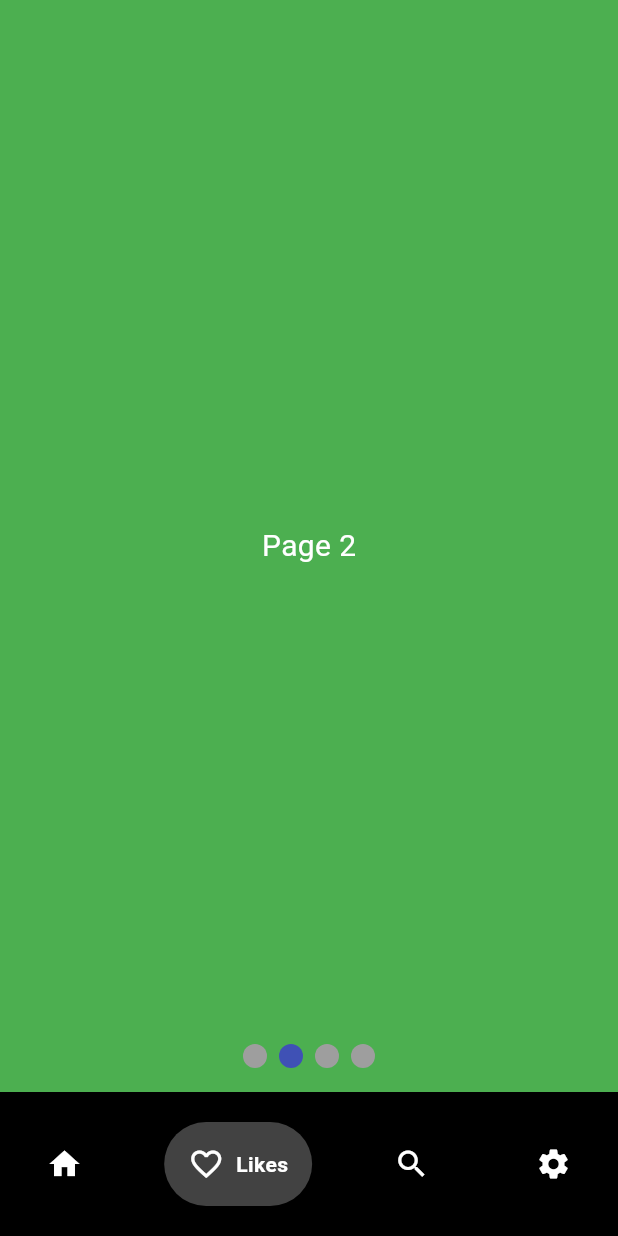
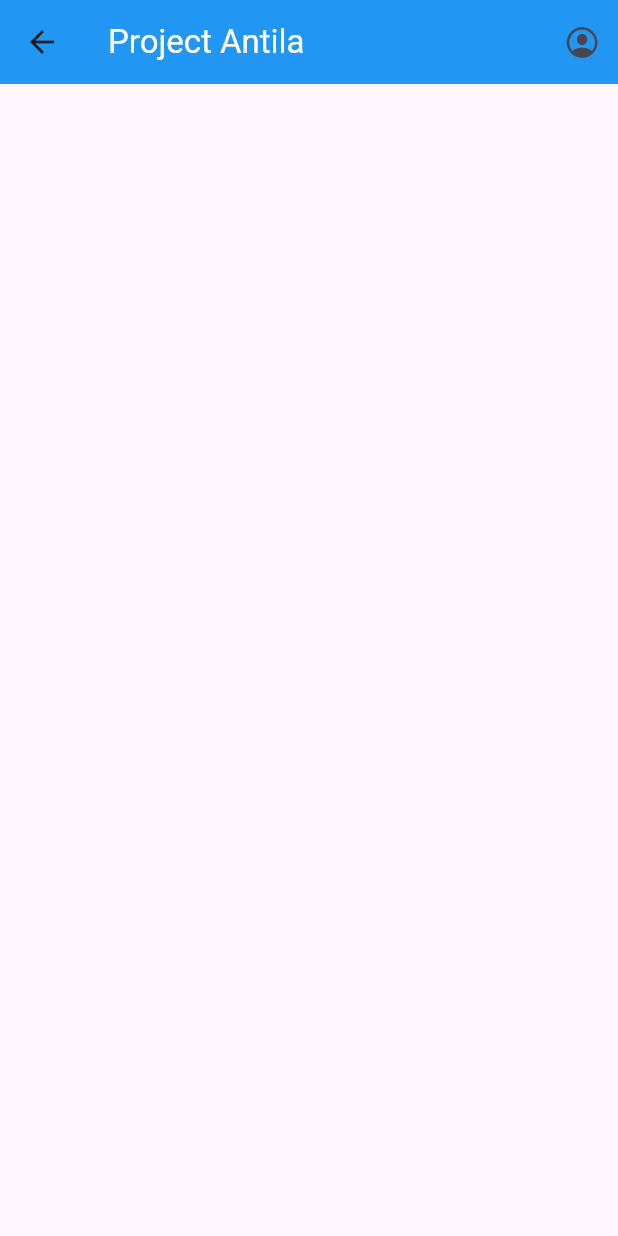
Before and after one commit to PriyathikGit/flutter-demo, a Flutter app: the Homepage screen opened directly, item 2 of the bottom bar chosen, on a phone screen of 412 x 824 dp. Run offline on Flutter 3.47's test engine with Material 3 defaults, Android fonts, the phone set to English and light mode, and no system bars; drawn by our look-alikes of google_nav_bar, smooth_page_indicator.

Commit message:
new changes

```diff
--- a/lib/pages/homepage.dart
+++ b/lib/pages/homepage.dart
@@ -1,73 +1,5 @@
-// import 'package:flutter/material.dart';
-// import 'package:google_nav_bar/google_nav_bar.dart';
-// import 'package:smooth_page_indicator/smooth_page_indicator.dart';
-
-// class Homepage extends StatefulWidget {
-//   const Homepage({super.key});
-
-//   @override
-//   State<Homepage> createState() => _HomepageState();
-// }
-
-// class _HomepageState extends State<Homepage> {
-//   final PageController _controller = PageController();
-//   @override
-//   Widget build(BuildContext context) {
-//     return Scaffold(
-//       body: Stack(
-//         children: [
-//           PageView(
-//             onPageChanged: (index) => {
-//               setState(() {
-//                 _controller.jumpToPage(index);
-//               })
-//             },
-//           )
-//         ],
-
-//       ),
-
-//       bottomNavigationBar: Container(
-//         color: Colors.black,
-//         child: Padding(
-//           padding: const EdgeInsets.symmetric(horizontal: 15.0, vertical: 20),
-//           child: GNav(
-//               backgroundColor: Colors.black,
-//               color: Colors.white,
-//               activeColor: Colors.white,
-//               tabBackgroundColor: Colors.grey.shade800,
-//               padding: EdgeInsets.all(16),
-//               gap: 8,
-//               tabs: const [
-//                 GButton(
-//                   icon: Icons.home,
-//                   text: "Home",
-//                 ),
-//                 GButton(
-//                   icon: Icons.favorite_border,
-//                   text: "Likes",
-//                 ),
-//                 GButton(
-//                   icon: Icons.search,
-//                   text: "Search",
-//                 ),
-//                 GButton(
-//                   icon: Icons.settings,
-//                   text: "Settings",
-//                 ),
-//               ]),
-//         ),
-//       ),
-//       SmoothPageIndicator(
-//         controller: _controller,
-//         count: 4,
-//       ),
-//     );
-//   }
-// }
-
-
 import 'package:flutter/material.dart';
+import 'package:flutter_application_2/views/Custom_view.dart';
 import 'package:google_nav_bar/google_nav_bar.dart';
 import 'package:smooth_page_indicator/smooth_page_indicator.dart';
 
@@ -131,22 +63,30 @@ class _HomepageState extends State<Homepage> {
               color: Colors.white,
               activeColor: Colors.white,
               tabBackgroundColor: Colors.grey.shade800,
-              padding: EdgeInsets.all(16),
+              padding: const EdgeInsets.all(16),
               gap: 8,
-              tabs: const [
-                GButton(
+              tabs: [
+                const GButton(
                   icon: Icons.home,
                   text: "Home",
                 ),
                 GButton(
                   icon: Icons.favorite_border,
                   text: "Likes",
+                  onPressed: () {
+                    setState(() {
+                      Navigator.push(
+                          context,
+                          MaterialPageRoute(
+                              builder: (context) => const CustomView()));
+                    });
+                  },
                 ),
-                GButton(
+                const GButton(
                   icon: Icons.search,
                   text: "Search",
                 ),
-                GButton(
+                const GButton(
                   icon: Icons.settings,
                   text: "Settings",
                 ),
--- /dev/null
+++ b/lib/views/Custom_view.dart
@@ -0,0 +1,26 @@
+import 'package:flutter/cupertino.dart';
+import 'package:flutter/material.dart';
+
+class CustomView extends StatelessWidget {
+  const CustomView({super.key});
+
+  @override
+  Widget build(BuildContext context) {
+    return Scaffold(
+      appBar: AppBar(
+        title: Text("Project Antila",style: TextStyle(
+          color: Colors.white
+        ),),
+        backgroundColor: Colors.blue,
+        actions: [
+          IconButton(
+            icon: Icon(CupertinoIcons.profile_circled),
+            onPressed: () {
+              print("hello world");
+            },
+          ),
+        ],
+      ),
+    );
+  }
+}
```
